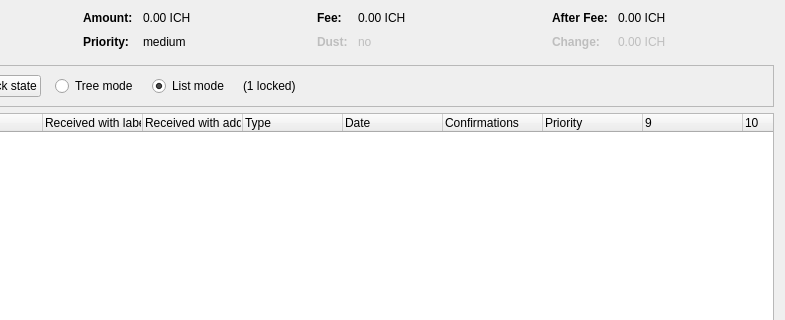
The window that src/qt/forms/coincontroldialog.ui (LordSoylent/ICHIBA) describes before a commit, drawn with Qt 5; both pictures show x 169 to 954 and y 0 to 320 of the 954 by 500 pixel window.
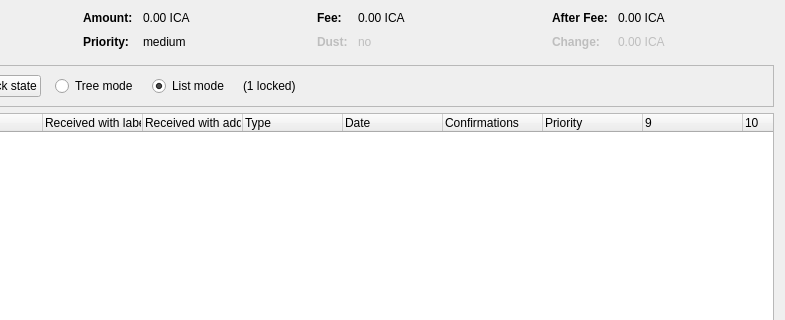
The same window after the commit. Custom widgets are drawn as their Qt base class.

The edit to the form file:
```diff
--- a/src/qt/forms/coincontroldialog.ui
+++ b/src/qt/forms/coincontroldialog.ui
@@ -132,7 +132,7 @@
           <enum>Qt::ActionsContextMenu</enum>
          </property>
          <property name="text">
-          <string notr="true">0.00 ICH</string>
+          <string notr="true">0.00 ICA</string>
          </property>
          <property name="textInteractionFlags">
           <set>Qt::LinksAccessibleByMouse|Qt::TextSelectableByKeyboard|Qt::TextSelectableByMouse</set>
@@ -206,7 +206,7 @@
           <enum>Qt::ActionsContextMenu</enum>
          </property>
          <property name="text">
-          <string notr="true">0.00 ICH</string>
+          <string notr="true">0.00 ICA</string>
          </property>
          <property name="textInteractionFlags">
           <set>Qt::LinksAccessibleByMouse|Qt::TextSelectableByKeyboard|Qt::TextSelectableByMouse</set>
@@ -286,7 +286,7 @@
           <enum>Qt::ActionsContextMenu</enum>
          </property>
          <property name="text">
-          <string notr="true">0.00 ICH</string>
+          <string notr="true">0.00 ICA</string>
          </property>
          <property name="textInteractionFlags">
           <set>Qt::LinksAccessibleByMouse|Qt::TextSelectableByKeyboard|Qt::TextSelectableByMouse</set>
@@ -321,7 +321,7 @@
           <enum>Qt::ActionsContextMenu</enum>
          </property>
          <property name="text">
-          <string notr="true">0.00 ICH</string>
+          <string notr="true">0.00 ICA</string>
          </property>
          <property name="textInteractionFlags">
           <set>Qt::LinksAccessibleByMouse|Qt::TextSelectableByKeyboard|Qt::TextSelectableByMouse</set>
```
